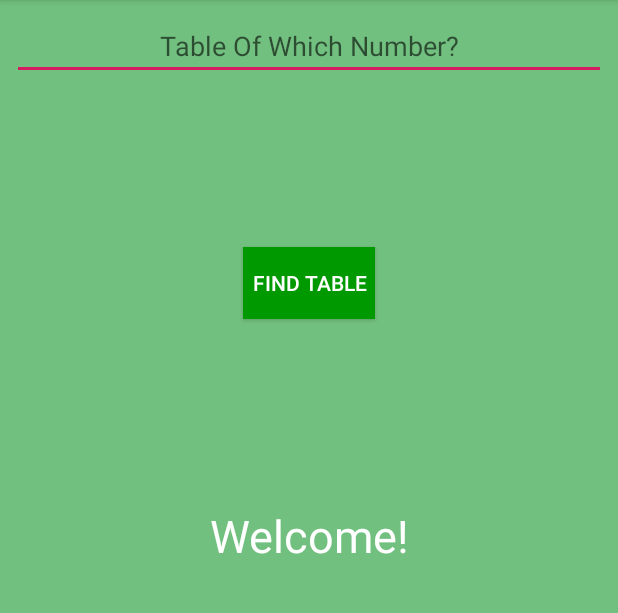
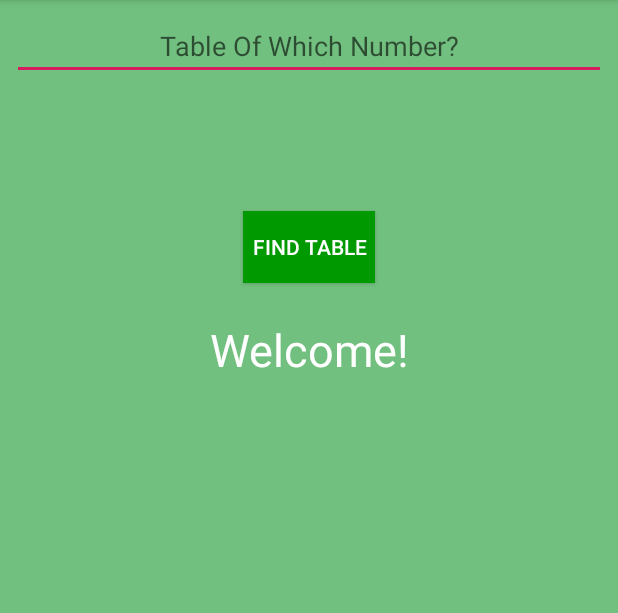
Before and after one commit to nitesh-dubey/LearningJava, an Android app: the screen it shows after launch (MainActivity), on a phone screen of 412 x 824 dp, the part 84-697 px from its top. Run offline under Robolectric (Android 15) with nearby library versions, the phone set to English and light mode, and no system bars.

Commit message:
Learning Java2

```diff
--- a/app/src/main/res/layout/activity_main.xml
+++ b/app/src/main/res/layout/activity_main.xml
@@ -47,7 +47,7 @@
         android:layout_height="wrap_content"
         android:layout_marginStart="8dp"
         android:layout_marginLeft="8dp"
-        android:layout_marginTop="60dp"
+        android:layout_marginTop="36dp"
         android:layout_marginEnd="8dp"
         android:layout_marginRight="8dp"
         android:background="#009900"
@@ -64,7 +64,7 @@
         android:layout_height="35dp"
         android:layout_marginStart="8dp"
         android:layout_marginLeft="8dp"
-        android:layout_marginTop="124dp"
+        android:layout_marginTop="24dp"
         android:layout_marginEnd="8dp"
         android:layout_marginRight="8dp"
         android:gravity="center"
@@ -72,6 +72,7 @@
         android:textColor="#FFF"
         android:textSize="30sp"
         app:layout_constraintEnd_toEndOf="parent"
+        app:layout_constraintHorizontal_bias="0.0"
         app:layout_constraintStart_toStartOf="parent"
         app:layout_constraintTop_toBottomOf="@+id/btn1" />
 </android.support.constraint.ConstraintLayout>
```
